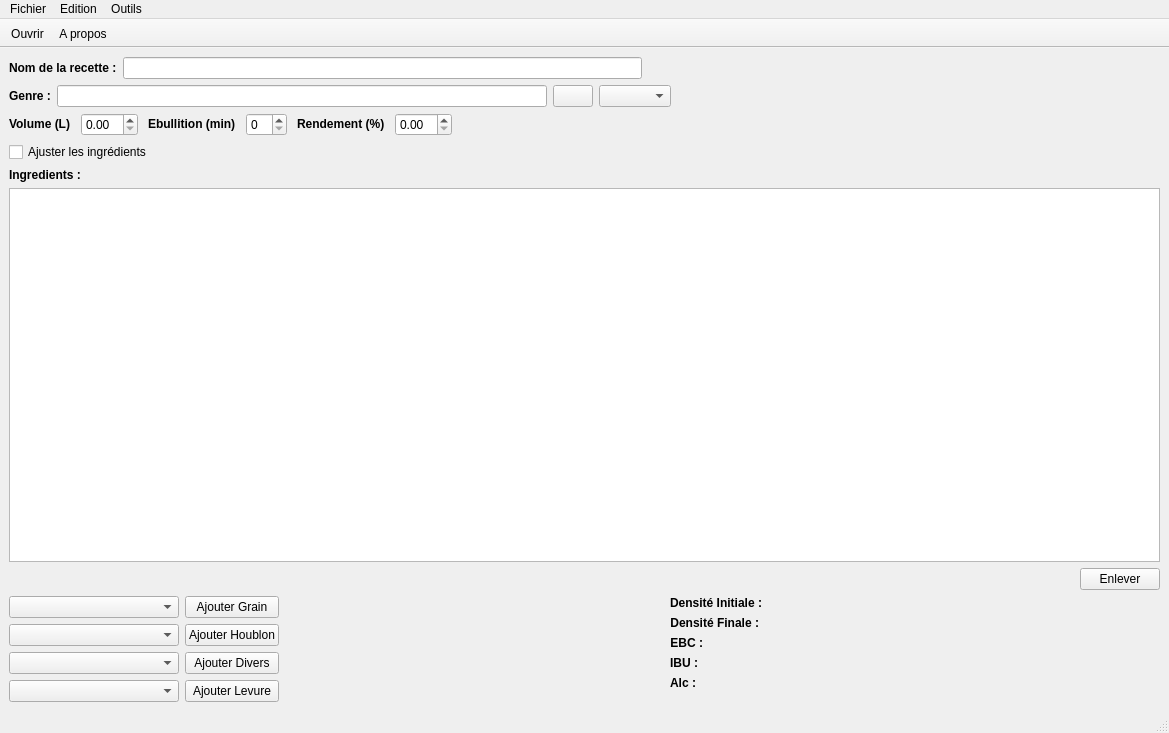
Qt form reader.ui (314r/joliebulle) before a commit.
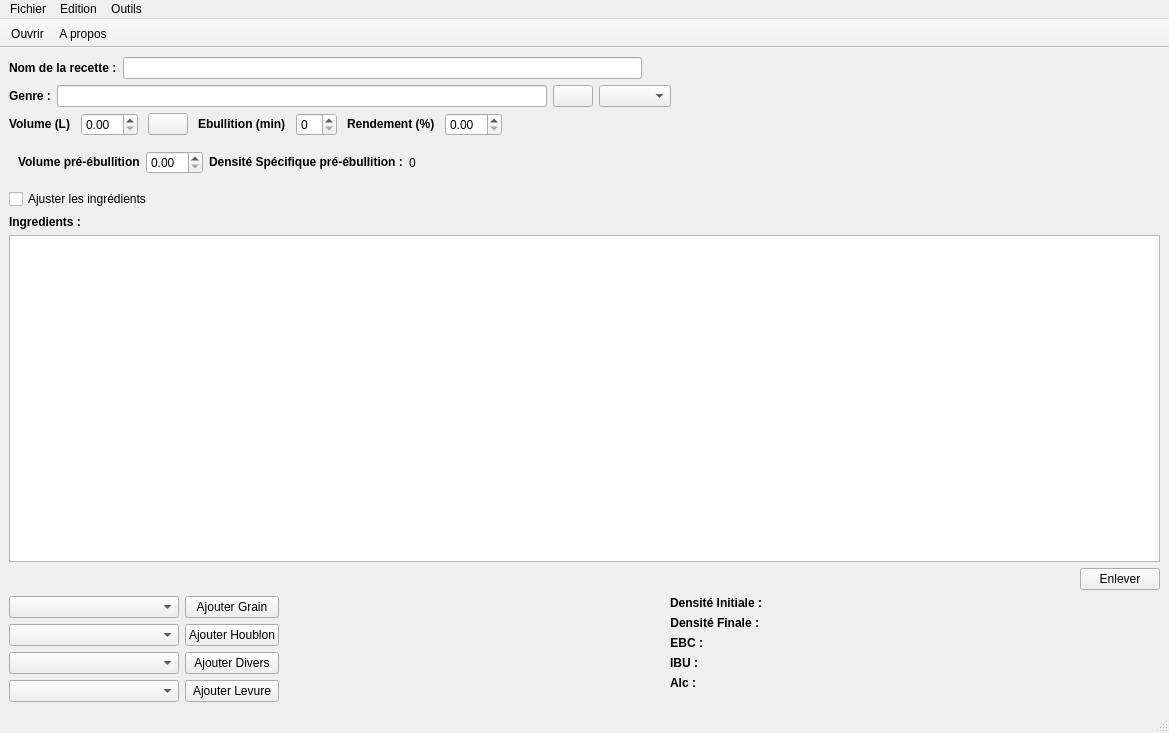
The same form after that commit. Icons and pictures are not drawn.

Commit message: volume pre-ebu et calcul SG

The edit to the form file:
```diff
--- a/reader.ui
+++ b/reader.ui
@@ -120,6 +120,20 @@
       <item>
        <widget class="QDoubleSpinBox" name="doubleSpinBox_2Volume"/>
       </item>
+      <item>
+       <widget class="QPushButton" name="pushButtonVolMore">
+        <property name="text">
+         <string/>
+        </property>
+        <property name="icon">
+         <iconset>
+          <normaloff>Images/more.png</normaloff>Images/more.png</iconset>
+        </property>
+        <property name="checkable">
+         <bool>true</bool>
+        </property>
+       </widget>
+      </item>
       <item>
        <widget class="QLabel" name="labelBoil">
         <property name="text">
@@ -163,6 +177,57 @@
       </item>
      </layout>
     </item>
+    <item>
+     <widget class="QWidget" name="widgetVol" native="true">
+      <layout class="QHBoxLayout" name="horizontalLayout_3">
+       <item>
+        <widget class="QLabel" name="label">
+         <property name="text">
+          <string>&lt;!DOCTYPE HTML PUBLIC &quot;-//W3C//DTD HTML 4.0//EN&quot; &quot;http://www.w3.org/TR/REC-html40/strict.dtd&quot;&gt;
+&lt;html&gt;&lt;head&gt;&lt;meta name=&quot;qrichtext&quot; content=&quot;1&quot; /&gt;&lt;style type=&quot;text/css&quot;&gt;
+p, li { white-space: pre-wrap; }
+&lt;/style&gt;&lt;/head&gt;&lt;body style=&quot; font-family:'Ubuntu'; font-size:9pt; font-weight:400; font-style:normal;&quot;&gt;
+&lt;p style=&quot; margin-top:0px; margin-bottom:0px; margin-left:0px; margin-right:0px; -qt-block-indent:0; text-indent:0px;&quot;&gt;&lt;span style=&quot; font-weight:600;&quot;&gt;Volume pré-ébullition&lt;/span&gt;&lt;/p&gt;&lt;/body&gt;&lt;/html&gt;</string>
+         </property>
+        </widget>
+       </item>
+       <item>
+        <widget class="QDoubleSpinBox" name="doubleSpinBoxVolPre"/>
+       </item>
+       <item>
+        <widget class="QLabel" name="label_2">
+         <property name="text">
+          <string>&lt;!DOCTYPE HTML PUBLIC &quot;-//W3C//DTD HTML 4.0//EN&quot; &quot;http://www.w3.org/TR/REC-html40/strict.dtd&quot;&gt;
+&lt;html&gt;&lt;head&gt;&lt;meta name=&quot;qrichtext&quot; content=&quot;1&quot; /&gt;&lt;style type=&quot;text/css&quot;&gt;
+p, li { white-space: pre-wrap; }
+&lt;/style&gt;&lt;/head&gt;&lt;body style=&quot; font-family:'Ubuntu'; font-size:9pt; font-weight:400; font-style:normal;&quot;&gt;
+&lt;p style=&quot; margin-top:0px; margin-bottom:0px; margin-left:0px; margin-right:0px; -qt-block-indent:0; text-indent:0px;&quot;&gt;&lt;span style=&quot; font-weight:600;&quot;&gt;Densité Spécifique pré-ébullition :&lt;/span&gt;&lt;/p&gt;&lt;/body&gt;&lt;/html&gt;</string>
+         </property>
+        </widget>
+       </item>
+       <item>
+        <widget class="QLabel" name="labelSG">
+         <property name="text">
+          <string>0</string>
+         </property>
+        </widget>
+       </item>
+       <item>
+        <spacer name="horizontalSpacer_5">
+         <property name="orientation">
+          <enum>Qt::Horizontal</enum>
+         </property>
+         <property name="sizeHint" stdset="0">
+          <size>
+           <width>40</width>
+           <height>20</height>
+          </size>
+         </property>
+        </spacer>
+       </item>
+      </layout>
+     </widget>
+    </item>
     <item>
      <layout class="QHBoxLayout" name="horizontalLayout_6">
       <item>
```
The commit also changes 2 other files.
